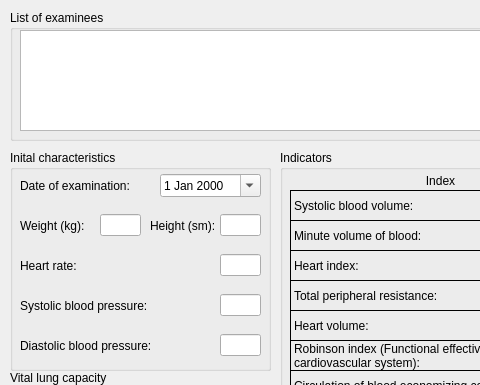
Old version of the form shvsm/shvsmintegralcreatedialog.ui in the repository SeregaGomen/shvsm; both pictures show x 0 to 480 and y 0 to 385 of the 811 by 642 pixel window.
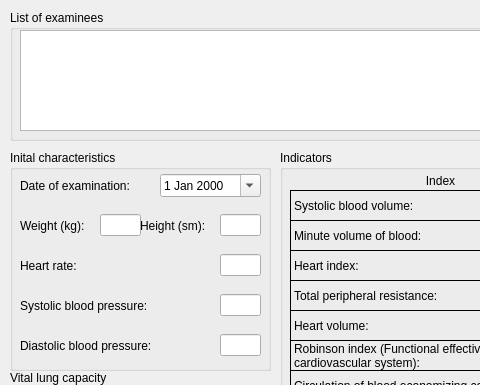
New version of the form.

Diff of the .ui file:
```diff
--- a/shvsm/shvsmintegralcreatedialog.ui
+++ b/shvsm/shvsmintegralcreatedialog.ui
@@ -307,9 +307,9 @@
    <widget class="QWidget" name="horizontalLayoutWidget_5">
     <property name="geometry">
      <rect>
-      <x>140</x>
+      <x>130</x>
       <y>60</y>
-      <width>71</width>
+      <width>77</width>
       <height>31</height>
      </rect>
     </property>
```
Left out of the diff: 2 changed lines with no effect on the pictures.
